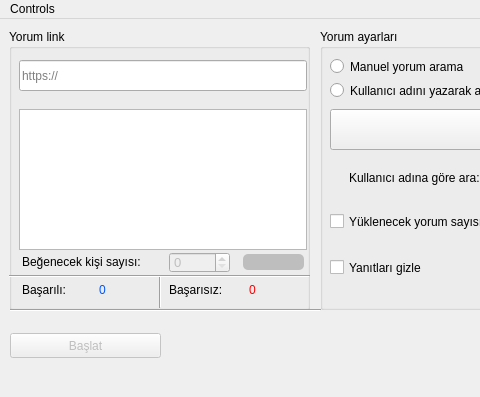
First picture: the form in ui/main.ui, repository ramo828/instagram-comment-liker, before the edit; both pictures show x 0 to 480 and y 0 to 397 of the 775 by 397 pixel window.
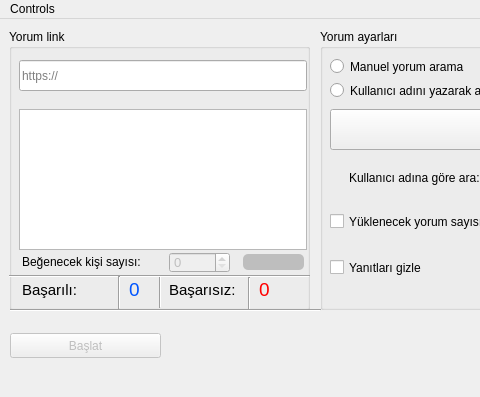
Second picture: the form after the edit.

What changed in the file:
```diff
--- a/ui/main.ui
+++ b/ui/main.ui
@@ -338,6 +338,11 @@
        <height>21</height>
       </rect>
      </property>
+     <property name="font">
+      <font>
+       <pointsize>11</pointsize>
+      </font>
+     </property>
      <property name="text">
       <string>Başarılı: </string>
      </property>
@@ -347,10 +352,15 @@
       <rect>
        <x>160</x>
        <y>250</y>
-       <width>61</width>
+       <width>71</width>
        <height>21</height>
       </rect>
      </property>
+     <property name="font">
+      <font>
+       <pointsize>11</pointsize>
+      </font>
+     </property>
      <property name="text">
       <string>Başarısız: </string>
      </property>
@@ -358,12 +368,17 @@
     <widget class="QLabel" name="label_5">
      <property name="geometry">
       <rect>
-       <x>90</x>
+       <x>120</x>
        <y>250</y>
-       <width>41</width>
+       <width>21</width>
        <height>21</height>
       </rect>
      </property>
+     <property name="font">
+      <font>
+       <pointsize>14</pointsize>
+      </font>
+     </property>
      <property name="styleSheet">
       <string notr="true">color: rgb(0, 85, 255);</string>
      </property>
@@ -374,12 +389,17 @@
     <widget class="QLabel" name="label_6">
      <property name="geometry">
       <rect>
-       <x>240</x>
+       <x>250</x>
        <y>250</y>
-       <width>41</width>
+       <width>20</width>
        <height>21</height>
       </rect>
      </property>
+     <property name="font">
+      <font>
+       <pointsize>14</pointsize>
+      </font>
+     </property>
      <property name="styleSheet">
       <string notr="true">color: rgb(255, 0, 0);</string>
      </property>
@@ -387,6 +407,32 @@
       <string>0</string>
      </property>
     </widget>
+    <widget class="Line" name="sep_2">
+     <property name="geometry">
+      <rect>
+       <x>100</x>
+       <y>247</y>
+       <width>20</width>
+       <height>33</height>
+      </rect>
+     </property>
+     <property name="orientation">
+      <enum>Qt::Vertical</enum>
+     </property>
+    </widget>
+    <widget class="Line" name="sep_3">
+     <property name="geometry">
+      <rect>
+       <x>230</x>
+       <y>248</y>
+       <width>20</width>
+       <height>33</height>
+      </rect>
+     </property>
+     <property name="orientation">
+      <enum>Qt::Vertical</enum>
+     </property>
+    </widget>
    </widget>
    <widget class="QPushButton" name="startLike">
     <property name="enabled">
```
